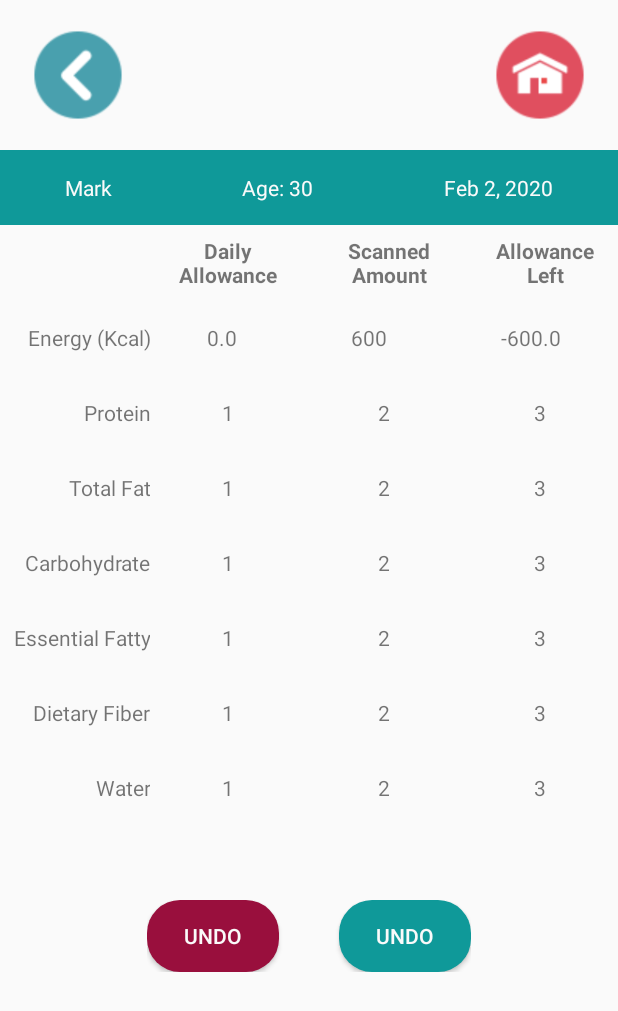
After one commit to MarkAguirre26/FoodAllergen, an Android app: the TableActivity screen opened directly, with no data from a screen before it, on a phone screen of 412 x 824 dp. The commit adds this screen. Shown: the top 1011 px of the screen. Run offline under Robolectric (Android 15) with nearby library versions, the phone set to English and light mode, and no system bars.

Commit message:
table view

```diff
--- a/app/src/main/AndroidManifest.xml
+++ b/app/src/main/AndroidManifest.xml
@@ -13,11 +13,12 @@
         android:allowBackup="true"
         android:icon="@mipmap/icon_applogo"
         android:label="@string/app_name"
+        android:networkSecurityConfig="@xml/network_security_config"
         android:roundIcon="@mipmap/icon_applogo"
-        android:networkSecurityConfig="@xml/network_security_config"
         android:supportsRtl="true"
         android:theme="@style/AppTheme">
-        <activity android:name=".CheckAvailabilityForFamilyActivity"></activity>
+        <activity android:name=".TableActivity"></activity>
+        <activity android:name=".CheckAvailabilityForFamilyActivity" />
         <activity android:name=".EditAccountActivity" />
         <activity android:name=".RegistrationSuccessActivity" />
         <activity android:name=".RegistrationVerificationActivity" />
--- a/app/src/main/java/com/thesis/pdm/hallergen/CaptureActivity.java
+++ b/app/src/main/java/com/thesis/pdm/hallergen/CaptureActivity.java
@@ -147,7 +147,7 @@ public class CaptureActivity extends AppCompatActivity {
         }
         Variable.isNew = "New";
         view.startAnimation(AnimationUtils.loadAnimation(this, R.anim.anim_pulse_out));
-        startActivity(new Intent(this, CheckAvailabilityForFamilyActivity.class));
+        startActivity(new Intent(this, TableActivity.class));
     }
 
     public void OnClick_ToolbarBack(View view) {
--- a/app/src/main/java/com/thesis/pdm/hallergen/ManageAccountActivity.java
+++ b/app/src/main/java/com/thesis/pdm/hallergen/ManageAccountActivity.java
@@ -4,6 +4,8 @@ import android.content.Context;
 import android.content.Intent;
 import android.content.SharedPreferences;
 import android.os.Bundle;
+import android.text.method.HideReturnsTransformationMethod;
+import android.view.MotionEvent;
 import android.view.View;
 import android.view.animation.AnimationUtils;
 import android.widget.EditText;
@@ -39,6 +41,16 @@ public class ManageAccountActivity extends AppCompatActivity {
         etUsername = findViewById(R.id.etUsername);
         etPassword = findViewById(R.id.etPassword);
         etEmail = findViewById(R.id.etEmail);
+
+        // show/hide password
+        etPassword.setOnTouchListener(new View.OnTouchListener() {
+            @Override
+            public boolean onTouch(View v, MotionEvent event) {
+                Utility.ChangePasswordInputType(event, etPassword, etPassword.getTransformationMethod() == HideReturnsTransformationMethod.getInstance());
+                return false;
+            }
+        });
+
 
     }
 
--- a/app/src/main/java/com/thesis/pdm/hallergen/Party.java
+++ b/app/src/main/java/com/thesis/pdm/hallergen/Party.java
@@ -1,7 +1,9 @@
 package com.thesis.pdm.hallergen;
 
 public class Party {
+
     private int lifeStageAgeGroup;
+    private String name;
     private int age;
     private int gender;
     private int weight;
@@ -9,6 +11,13 @@ public class Party {
     private int lactating;
 
 
+    public String getName() {
+        return name;
+    }
+
+    public void setName(String name) {
+        this.name = name;
+    }
 
     public int getLifeStageAgeGroup() {
         return lifeStageAgeGroup;
--- /dev/null
+++ b/app/src/main/java/com/thesis/pdm/hallergen/TableActivity.java
@@ -0,0 +1,83 @@
+package com.thesis.pdm.hallergen;
+
+import androidx.appcompat.app.AppCompatActivity;
+
+import android.content.Intent;
+import android.os.Bundle;
+import android.view.View;
+import android.view.animation.AnimationUtils;
+import android.widget.TextView;
+
+public class TableActivity extends AppCompatActivity {
+
+    TextView txtNameIntake, txtAgeIntake, txtDateIntake, txtEnergyDailyIntake, txtEnergyScannedIntake, txtEnergyAllowanceLeftIntake, txtProteinDailyIntake, txtProteinScannedIntake, txtProteinAllowanceLeftIntake, txtTotalFatDailyIntake, txtTotalFatScannedIntake, txtTotalFatAllowanceLeftIntake, txtCarbohydrateDailyIntake, txtCarbohydrateScannedIntake, txtCarbohydrateAllowanceLeftIntake, txtEssentialFattyDailyIntake, txtEssentialFattyScannedIntake, txtEssentialFattyAllowanceLeftIntake, txtDietaryFiberDailyIntake, txtDietaryFiberScannedIntake, txtDietaryFiberAllowanceLeftIntake, txtWaterDailyIntake, txtWaterScannedIntake, txtWaterAllowanceLeftIntake;
+
+    @Override
+    protected void onCreate(Bundle savedInstanceState) {
+        super.onCreate(savedInstanceState);
+        setContentView(R.layout.activity_table);
+
+        initComponents();
+        initData();
+
+    }
+
+    private void initData() {
+
+
+        Party party = new Party();
+        party.setName("Markoi");
+        party.setAge(30);
+        party.setGender(Constant.MALE);
+        party.setWeight(80);
+
+        RecommendedEnergyIntakesPerDay reipd = new RecommendedEnergyIntakesPerDay(party);
+        txtEnergyDailyIntake.setText(String.valueOf(reipd.getEnergy()));
+        txtEnergyScannedIntake.setText(String.valueOf(600));
+        txtEnergyAllowanceLeftIntake.setText(String.valueOf(reipd.getEnergy() - 600));
+    }
+
+    private void initComponents() {
+        txtNameIntake = findViewById(R.id.txtNameIntake);
+        txtAgeIntake = findViewById(R.id.txtAgeIntake);
+        txtDateIntake = findViewById(R.id.txtDateIntake);
+        txtEnergyDailyIntake = findViewById(R.id.txtEnergyDailyIntake);
+        txtEnergyScannedIntake = findViewById(R.id.txtEnergyScannedIntake);
+        txtEnergyAllowanceLeftIntake = findViewById(R.id.txtEnergyAllowanceLeftIntake);
+        txtProteinDailyIntake = findViewById(R.id.txtProteinDailyIntake);
+        txtProteinScannedIntake = findViewById(R.id.txtProteinScannedIntake);
+        txtProteinAllowanceLeftIntake = findViewById(R.id.txtProteinAllowanceLeftIntake);
+        txtTotalFatDailyIntake = findViewById(R.id.txtTotalFatDailyIntake);
+        txtTotalFatScannedIntake = findViewById(R.id.txtTotalFatScannedIntake);
+        txtTotalFatAllowanceLeftIntake = findViewById(R.id.txtTotalFatAllowanceLeftIntake);
+        txtCarbohydrateDailyIntake = findViewById(R.id.txtCarbohydrateDailyIntake);
+        txtCarbohydrateScannedIntake = findViewById(R.id.txtCarbohydrateScannedIntake);
+        txtCarbohydrateAllowanceLeftIntake = findViewById(R.id.txtCarbohydrateAllowanceLeftIntake);
+        txtEssentialFattyDailyIntake = findViewById(R.id.txtEssentialFattyDailyIntake);
+        txtEssentialFattyScannedIntake = findViewById(R.id.txtEssentialFattyScannedIntake);
+        txtEssentialFattyAllowanceLeftIntake = findViewById(R.id.txtEssentialFattyAllowanceLeftIntake);
+        txtDietaryFiberDailyIntake = findViewById(R.id.txtDietaryFiberDailyIntake);
+        txtDietaryFiberScannedIntake = findViewById(R.id.txtDietaryFiberScannedIntake);
+        txtDietaryFiberAllowanceLeftIntake = findViewById(R.id.txtDietaryFiberAllowanceLeftIntake);
+        txtWaterDailyIntake = findViewById(R.id.txtWaterDailyIntake);
+        txtWaterScannedIntake = findViewById(R.id.txtWaterScannedIntake);
+        txtWaterAllowanceLeftIntake = findViewById(R.id.txtWaterAllowanceLeftIntake);
+    }
+
+    public void undoClicked(View view) {
+    }
+
+    public void intakeClicked(View view) {
+    }
+
+    public void backClicked(View view) {
+        finish();
+    }
+
+    public void homeClicked(View view) {
+
+        view.startAnimation(AnimationUtils.loadAnimation(this, R.anim.anim_pulse_out));
+        startActivity(new Intent(this, MainActivity.class));
+        finishAffinity();
+    }
+}
--- /dev/null
+++ b/app/src/main/res/drawable/btn_rounded_red.xml
@@ -0,0 +1,9 @@
+<?xml version="1.0" encoding="utf-8"?>
+<shape xmlns:android="http://schemas.android.com/apk/res/android"
+    android:shape="rectangle">
+
+    <solid android:color="@color/colorRed" />
+
+    <corners android:radius="22dp" />
+
+</shape>
--- /dev/null
+++ b/app/src/main/res/drawable/textview_border.xml
@@ -0,0 +1,4 @@
+<shape xmlns:android="http://schemas.android.com/apk/res/android" android:shape="rectangle" >
+    <solid android:color="@android:color/white" />
+    <stroke android:width="1dip" android:color="#4fa5d5"/>
+</shape>
--- /dev/null
+++ b/app/src/main/res/layout/activity_table.xml
@@ -0,0 +1,424 @@
+<?xml version="1.0" encoding="utf-8"?>
+<RelativeLayout xmlns:android="http://schemas.android.com/apk/res/android"
+    xmlns:app="http://schemas.android.com/apk/res-auto"
+    xmlns:tools="http://schemas.android.com/tools"
+    android:layout_width="match_parent"
+    android:layout_height="match_parent"
+    tools:context=".TableActivity">
+
+    <LinearLayout
+        android:layout_width="match_parent"
+        android:layout_height="wrap_content"
+        android:orientation="vertical">
+
+        <RelativeLayout
+            android:layout_width="match_parent"
+            android:layout_height="100dp"
+            android:padding="20dp">
+
+            <ImageButton
+                android:layout_width="64dp"
+                android:layout_height="64dp"
+                android:layout_alignParentStart="true"
+                android:layout_centerVertical="true"
+                android:background="#00FFFFFF"
+                android:onClick="backClicked"
+                android:scaleType="centerInside"
+                android:src="@drawable/icon_back" />
+
+
+            <ImageButton
+
+                android:layout_width="64dp"
+                android:layout_height="64dp"
+                android:layout_alignParentEnd="true"
+                android:layout_centerVertical="true"
+                android:background="#00FFFFFF"
+                android:onClick="homeClicked"
+                android:scaleType="centerInside"
+                android:src="@drawable/icon_home" />
+
+        </RelativeLayout>
+
+        <LinearLayout
+            android:layout_width="match_parent"
+            android:layout_height="wrap_content"
+            android:background="@color/colorPrimaryDark"
+            android:orientation="horizontal">
+
+
+            <TextView
+                android:id="@+id/txtNameIntake"
+                android:layout_width="wrap_content"
+                android:layout_height="50dp"
+                android:layout_weight="1"
+                android:gravity="center"
+                android:text="Mark"
+                android:textColor="@color/colorWhite"
+                android:textColorLink="@color/colorBlueDark" />
+
+            <TextView
+                android:id="@+id/txtAgeIntake"
+                android:layout_width="wrap_content"
+                android:layout_height="50dp"
+                android:layout_weight="1"
+                android:gravity="center"
+                android:text="Age: 30"
+                android:textColor="@color/colorWhite" />
+
+            <TextView
+                android:id="@+id/txtDateIntake"
+                android:layout_width="wrap_content"
+                android:layout_height="50dp"
+                android:layout_weight="1"
+                android:gravity="center"
+                android:text="Feb 2, 2020"
+                android:textColor="@color/colorWhite" />
+        </LinearLayout>
+        <!--HEADER-->
+        <LinearLayout
+            android:layout_width="match_parent"
+            android:layout_height="wrap_content"
+            android:orientation="horizontal">
+
+            <TextView
+                android:layout_width="100dp"
+                android:layout_height="50dp" />
+
+            <TextView
+                android:layout_width="wrap_content"
+                android:layout_height="50dp"
+                android:layout_weight="1"
+                android:gravity="center"
+                android:padding="5dp"
+                android:text="Daily Allowance"
+                android:textStyle="bold" />
+
+            <TextView
+                android:layout_width="wrap_content"
+                android:layout_height="50dp"
+                android:layout_weight="1"
+                android:gravity="center"
+                android:padding="5dp"
+                android:text="Scanned Amount"
+                android:textStyle="bold" />
+
+            <TextView
+                android:layout_width="wrap_content"
+                android:layout_height="50dp"
+                android:layout_weight="1"
+                android:gravity="center"
+                android:padding="5dp"
+                android:text="Allowance Left"
+                android:textStyle="bold" />
+        </LinearLayout>
+        <!--ENERGY-->
+
+        <LinearLayout
+            android:layout_width="match_parent"
+            android:layout_height="wrap_content"
+            android:orientation="horizontal">
+
+            <TextView
+                android:layout_width="100dp"
+                android:layout_height="50dp"
+                android:layout_gravity="left"
+                android:gravity="right|center_vertical"
+                android:text="Energy (Kcal)" />
+
+            <TextView
+
+                android:id="@+id/txtEnergyDailyIntake"
+                android:layout_width="wrap_content"
+                android:layout_height="50dp"
+                android:layout_weight="1"
+                android:gravity="center"
+                android:text="1" />
+
+            <TextView
+                android:id="@+id/txtEnergyScannedIntake"
+                android:layout_width="wrap_content"
+                android:layout_height="50dp"
+                android:layout_weight="1"
+                android:gravity="center"
+                android:text="2" />
+
+            <TextView
+                android:id="@+id/txtEnergyAllowanceLeftIntake"
+                android:layout_width="wrap_content"
+                android:layout_height="50dp"
+                android:layout_weight="1"
+                android:gravity="center"
+                android:text="3" />
+        </LinearLayout>
+
+        <!--PROTEIN-->
+
+        <LinearLayout
+            android:layout_width="match_parent"
+            android:layout_height="wrap_content"
+            android:orientation="horizontal">
+
+            <TextView
+                android:layout_width="100dp"
+                android:layout_height="50dp"
+                android:layout_gravity="left"
+                android:gravity="right|center_vertical"
+                android:text="Protein" />
+
+            <TextView
+                android:id="@+id/txtProteinDailyIntake"
+                android:layout_width="wrap_content"
+                android:layout_height="50dp"
+                android:layout_weight="1"
+                android:gravity="center"
+                android:text="1" />
+
+            <TextView
+                android:id="@+id/txtProteinScannedIntake"
+                android:layout_width="wrap_content"
+                android:layout_height="50dp"
+                android:layout_weight="1"
+                android:gravity="center"
+                android:text="2" />
+
+            <TextView
+                android:id="@+id/txtProteinAllowanceLeftIntake"
+                android:layout_width="wrap_content"
+                android:layout_height="50dp"
+                android:layout_weight="1"
+                android:gravity="center"
+                android:text="3" />
+        </LinearLayout>
+        <!--TOTAL FAT-->
+
+        <LinearLayout
+            android:layout_width="match_parent"
+            android:layout_height="wrap_content"
+            android:orientation="horizontal">
+
+            <TextView
+                android:layout_width="100dp"
+                android:layout_height="50dp"
+                android:layout_gravity="left"
+                android:gravity="right|center_vertical"
+                android:text="Total Fat" />
+
+            <TextView
+                android:id="@+id/txtTotalFatDailyIntake"
+                android:layout_width="wrap_content"
+                android:layout_height="50dp"
+                android:layout_weight="1"
+                android:gravity="center"
+                android:text="1" />
+
+            <TextView
+                android:id="@+id/txtTotalFatScannedIntake"
+                android:layout_width="wrap_content"
+                android:layout_height="50dp"
+                android:layout_weight="1"
+                android:gravity="center"
+                android:text="2" />
+
+            <TextView
+                android:id="@+id/txtTotalFatAllowanceLeftIntake"
+                android:layout_width="wrap_content"
+                android:layout_height="50dp"
+                android:layout_weight="1"
+                android:gravity="center"
+                android:text="3" />
+        </LinearLayout>
+
+        <!--CARBOHYDRATE-->
+
+        <LinearLayout
+            android:layout_width="match_parent"
+            android:layout_height="wrap_content"
+            android:orientation="horizontal">
+
+            <TextView
+                android:layout_width="100dp"
+                android:layout_height="50dp"
+                android:layout_gravity="left"
+                android:gravity="right|center_vertical"
+                android:text="Carbohydrate" />
+
+            <TextView
+                android:id="@+id/txtCarbohydrateDailyIntake"
+                android:layout_width="wrap_content"
+                android:layout_height="50dp"
+                android:layout_weight="1"
+                android:gravity="center"
+                android:text="1" />
+
+            <TextView
+                android:id="@+id/txtCarbohydrateScannedIntake"
+                android:layout_width="wrap_content"
+                android:layout_height="50dp"
+                android:layout_weight="1"
+                android:gravity="center"
+                android:text="2" />
+
+            <TextView
+                android:id="@+id/txtCarbohydrateAllowanceLeftIntake"
+                android:layout_width="wrap_content"
+                android:layout_height="50dp"
+                android:layout_weight="1"
+                android:gravity="center"
+                android:text="3" />
+        </LinearLayout>
+
+        <!--ESSENTIAL FATTY-->
+
+        <LinearLayout
+            android:layout_width="match_parent"
+            android:layout_height="wrap_content"
+            android:orientation="horizontal">
+
+            <TextView
+                android:layout_width="100dp"
+                android:layout_height="50dp"
+                android:layout_gravity="left"
+                android:gravity="right|center_vertical"
+                android:text="Essential Fatty" />
+
+            <TextView
+                android:id="@+id/txtEssentialFattyDailyIntake"
+                android:layout_width="wrap_content"
+                android:layout_height="50dp"
+                android:layout_weight="1"
+                android:gravity="center"
+                android:text="1" />
+
+            <TextView
+                android:id="@+id/txtEssentialFattyScannedIntake"
+                android:layout_width="wrap_content"
+                android:layout_height="50dp"
+                android:layout_weight="1"
+                android:gravity="center"
+                android:text="2" />
+
+            <TextView
+                android:id="@+id/txtEssentialFattyAllowanceLeftIntake"
+                android:layout_width="wrap_content"
+                android:layout_height="50dp"
+                android:layout_weight="1"
+                android:gravity="center"
+                android:text="3" />
+        </LinearLayout>
+
+        <!--        DIETARY FIBER-->
+        <LinearLayout
+            android:layout_width="match_parent"
+            android:layout_height="wrap_content"
+            android:orientation="horizontal">
+
+            <TextView
+                android:layout_width="100dp"
+                android:layout_height="50dp"
+                android:layout_gravity="left"
+                android:gravity="right|center_vertical"
+                android:text="Dietary Fiber" />
+
+            <TextView
+                android:id="@+id/txtDietaryFiberDailyIntake"
+                android:layout_width="wrap_content"
+                android:layout_height="50dp"
+                android:layout_weight="1"
+                android:gravity="center"
+                android:text="1" />
+
+            <TextView
+                android:id="@+id/txtDietaryFiberScannedIntake"
+                android:layout_width="wrap_content"
+                android:layout_height="50dp"
+                android:layout_weight="1"
+                android:gravity="center"
+                android:text="2" />
+
+            <TextView
+                android:id="@+id/txtDietaryFiberAllowanceLeftIntake"
+                android:layout_width="wrap_content"
+                android:layout_height="50dp"
+                android:layout_weight="1"
+                android:gravity="center"
+                android:text="3" />
+        </LinearLayout>
+
+        <!--        WATER-->
+        <LinearLayout
+            android:layout_width="match_parent"
+            android:layout_height="wrap_content"
+            android:orientation="horizontal">
+
+            <TextView
+                android:layout_width="100dp"
+                android:layout_height="50dp"
+                android:layout_gravity="left"
+                android:gravity="right|center_vertical"
+                android:text="Water" />
+
+            <TextView
+                android:id="@+id/txtWaterDailyIntake"
+                android:layout_width="wrap_content"
+                android:layout_height="50dp"
+                android:layout_weight="1"
+                android:gravity="center"
+                android:text="1" />
+
+            <TextView
+                android:id="@+id/txtWaterScannedIntake"
+                android:layout_width="wrap_content"
+                android:layout_height="50dp"
+                android:layout_weight="1"
+                android:gravity="center"
+                android:text="2" />
+
+            <TextView
+                android:id="@+id/txtWaterAllowanceLeftIntake"
+                android:layout_width="wrap_content"
+                android:layout_height="50dp"
+                android:layout_weight="1"
+                android:gravity="center"
+                android:text="3" />
+        </LinearLayout>
+
+
+        <RelativeLayout
+
+            android:layout_width="match_parent"
+            android:layout_height="wrap_content"
+            android:layout_marginTop="50dp">
+
+            <LinearLayout
+                android:layout_width="wrap_content"
+                android:layout_height="wrap_content"
+                android:layout_centerHorizontal="true"
+                android:orientation="horizontal">
+
+                <Button
+                    android:layout_width="wrap_content"
+                    android:layout_height="wrap_content"
+                    android:layout_gravity="right"
+                    android:layout_marginRight="20dp"
+                    android:background="@drawable/btn_rounded_red"
+                    android:onClick="undoClicked"
+                    android:text="Undo"
+                    android:textColor="@color/colorWhite" />
+
+                <Button
+                    android:layout_width="wrap_content"
+                    android:layout_height="wrap_content"
+                    android:layout_gravity="right"
+                    android:layout_marginLeft="20dp"
+                    android:background="@drawable/btn_rounded"
+                    android:onClick="intakeClicked"
+                    android:text="Undo"
+                    android:textColor="@color/colorWhite" />
+            </LinearLayout>
+        </RelativeLayout>
+
+
+    </LinearLayout>
+
+</RelativeLayout>
```
Also changed, not shown: app/src/main/res/drawable/icon_back.png (added), app/src/main/res/drawable/icon_home.png (added).
